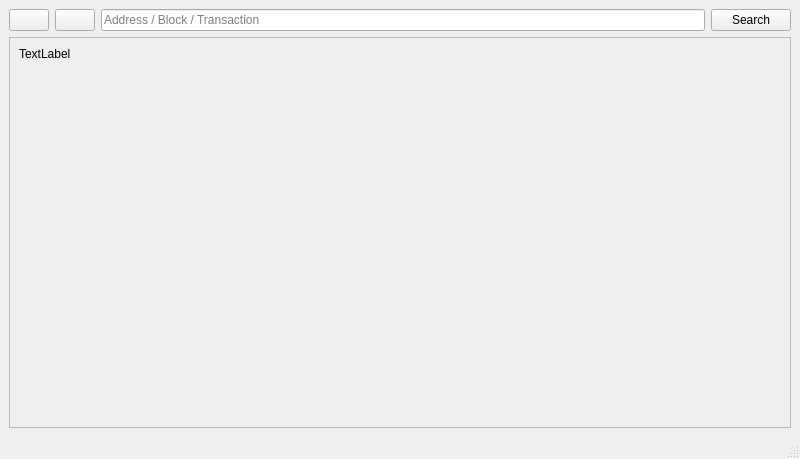
MotoAcidic/bdcash-protocol, file src/qt/forms/blockexplorer.ui: the form before one commit.
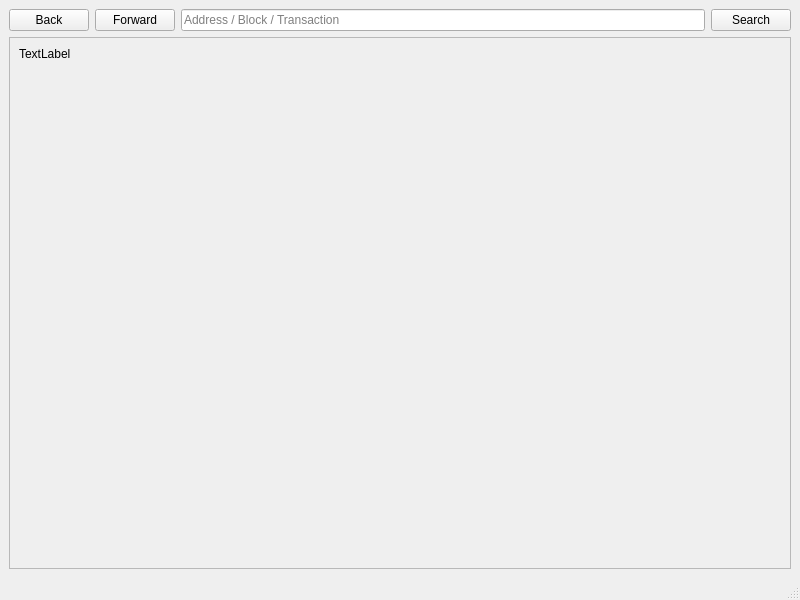
The form after the commit. Icons and pictures are not drawn.

The edit to the form file:
```diff
--- a/src/qt/forms/blockexplorer.ui
+++ b/src/qt/forms/blockexplorer.ui
@@ -7,13 +7,19 @@
     <x>0</x>
     <y>0</y>
     <width>800</width>
-    <height>459</height>
+    <height>600</height>
    </rect>
   </property>
   <property name="windowTitle">
    <string>Blockchain Explorer</string>
   </property>
+  <property name="styleSheet">
+   <string notr="true"/>
+  </property>
   <widget class="QWidget" name="centralwidget">
+   <property name="styleSheet">
+    <string notr="true"/>
+   </property>
    <layout class="QVBoxLayout" name="verticalLayout">
     <item>
      <layout class="QHBoxLayout" name="horizontalLayout">
@@ -23,7 +29,7 @@
       <item>
        <widget class="QPushButton" name="back">
         <property name="text">
-         <string/>
+         <string>Back</string>
         </property>
         <property name="icon">
          <iconset>
@@ -37,7 +43,7 @@
       <item>
        <widget class="QPushButton" name="forward">
         <property name="text">
-         <string/>
+         <string>Forward</string>
         </property>
         <property name="icon">
          <iconset>
@@ -117,7 +123,7 @@
          <x>0</x>
          <y>0</y>
          <width>780</width>
-         <height>366</height>
+         <height>489</height>
         </rect>
        </property>
        <layout class="QHBoxLayout" name="horizontalLayout_2">
```
Left out of the diff: 4 changed lines with no effect on the pictures.
